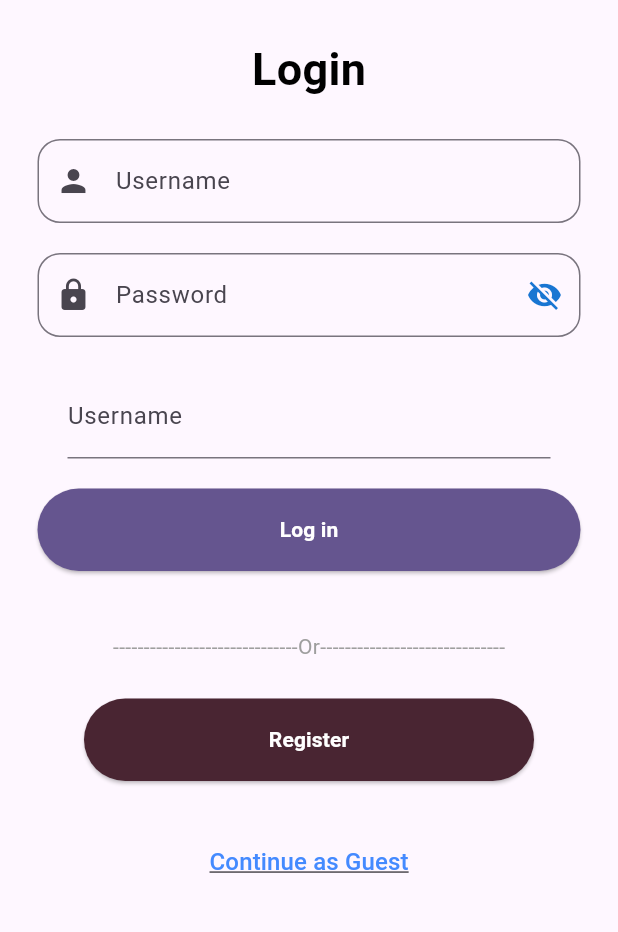
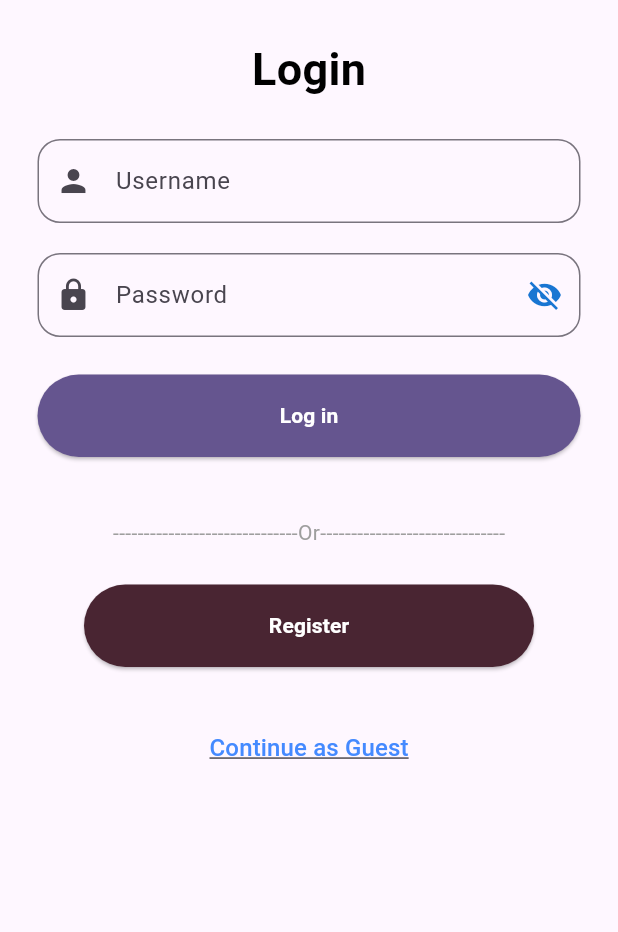
Before and after one commit to mohamed-ahmad2/BookTrail, a Flutter app: the LoginScreen screen opened directly, on a phone screen of 412 x 824 dp, the part 236-1168 px from its top. Run offline on Flutter 3.47's test engine with Material 3 defaults, Android fonts, the phone set to English and light mode, and no system bars; our stand-ins replace fl_chart; network calls fail; key blocks and very long unbroken strings in the code were emptied for the run.

Commit message:
fix the username above button login

```diff
--- a/lib/views/widgets/login_logbutton.dart
+++ b/lib/views/widgets/login_logbutton.dart
@@ -16,28 +16,9 @@ class LoginLogbutton extends StatefulWidget {
 }
 
 class _LoginLogbuttonState extends State<LoginLogbutton> {
-  final formKey = GlobalKey<FormState>();
-
   @override
   Widget build(BuildContext context) {
-    return Form(
-      key: formKey,
-      child: Column(
-        children: [
-          Padding(
-            padding: const EdgeInsets.symmetric(horizontal: 20),
-            child: TextFormField(
-              decoration: const InputDecoration(labelText: 'Username'),
-              validator: (value) {
-                if (value == null || value.isEmpty) {
-                  return 'Please enter your username';
-                }
-                return null;
-              },
-            ),
-          ),
-          const SizedBox(height: 20),
-          SizedBox(
+    return SizedBox(
       height: 55,
       width: 400,
       child: ElevatedButton(
@@ -48,7 +29,6 @@ class _LoginLogbuttonState extends State<LoginLogbutton> {
           ),
         ),
         onPressed: () {
-                if (formKey.currentState!.validate()) {
           Navigator.of(context).push(
             MaterialPageRoute(
               builder: (context) => MainLayout(
@@ -57,16 +37,12 @@ class _LoginLogbuttonState extends State<LoginLogbutton> {
               ),
             ),
           );
-                }
         },
         child: const Text(
           'Log in',
           style: TextStyle(color: Colors.white, fontWeight: FontWeight.bold),
         ),
       ),
-          ),
-        ],
-      ),
     );
   }
 }
```
Lines whose indentation alone changed are shown as unchanged.
